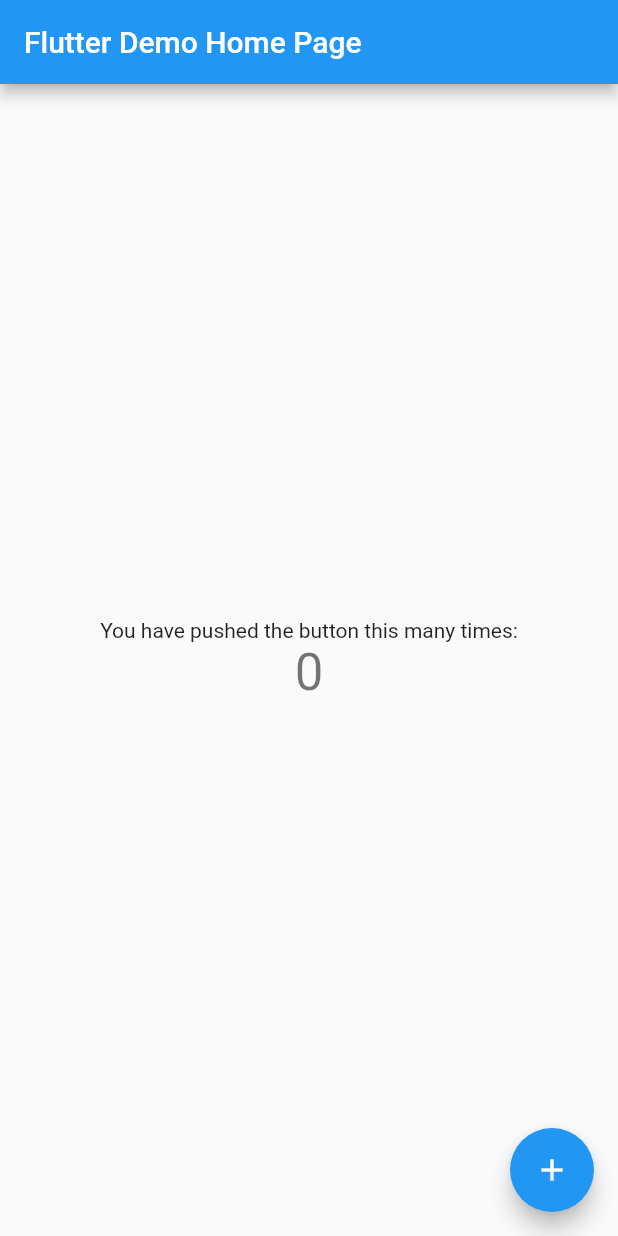
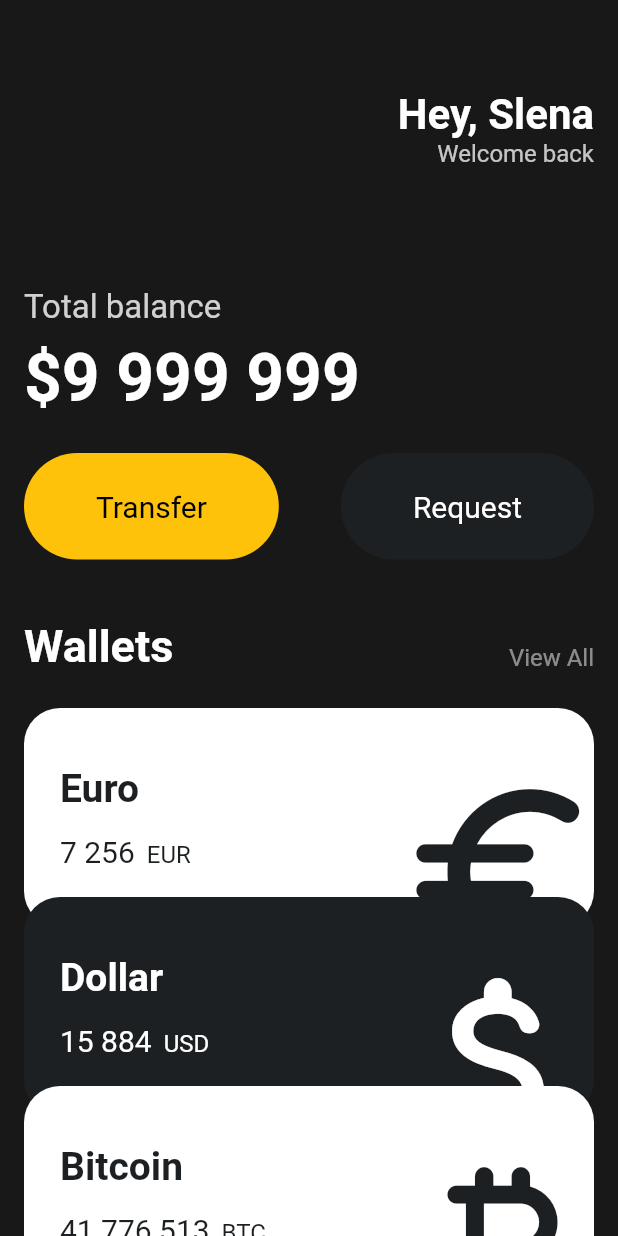
Before and after one commit to bboman21/toonflix, a Flutter app: the screen it shows after launch, on a phone screen of 412 x 824 dp. Run offline on Flutter 3.47's test engine with Material 2 defaults, Android fonts, the phone set to English and light mode, and no system bars.

Commit message:
card app UI

```diff
--- a/lib/main.dart
+++ b/lib/main.dart
@@ -1,115 +1,148 @@
 import 'package:flutter/material.dart';
+import 'package:toonflix/widgets/button.dart';
+import 'package:toonflix/widgets/currency_card.dart';
 
 void main() {
-  runApp(const MyApp());
+  runApp(const App());
 }
 
-class MyApp extends StatelessWidget {
-  const MyApp({super.key});
+class App extends StatelessWidget {
+  const App({super.key});
 
-  // This widget is the root of your application.
   @override
   Widget build(BuildContext context) {
     return MaterialApp(
-      title: 'Flutter Demo',
-      theme: ThemeData(
-        // This is the theme of your application.
-        //
-        // Try running your application with "flutter run". You'll see the
-        // application has a blue toolbar. Then, without quitting the app, try
-        // changing the primarySwatch below to Colors.green and then invoke
-        // "hot reload" (press "r" in the console where you ran "flutter run",
-        // or simply save your changes to "hot reload" in a Flutter IDE).
-        // Notice that the counter didn't reset back to zero; the application
-        // is not restarted.
-        primarySwatch: Colors.blue,
+      home: Scaffold(
+        backgroundColor: const Color(0xff181818),
+        body: SingleChildScrollView(
+          child: Padding(
+            padding: const EdgeInsets.symmetric(horizontal: 16),
+            child: Column(
+              crossAxisAlignment: CrossAxisAlignment.start,
+              children: [
+                const SizedBox(
+                  height: 60,
                 ),
-      home: const MyHomePage(title: 'Flutter Demo Home Page'),
-    );
-  }
-}
-
-class MyHomePage extends StatefulWidget {
-  const MyHomePage({super.key, required this.title});
-
-  // This widget is the home page of your application. It is stateful, meaning
-  // that it has a State object (defined below) that contains fields that affect
-  // how it looks.
-
-  // This class is the configuration for the state. It holds the values (in this
-  // case the title) provided by the parent (in this case the App widget) and
-  // used by the build method of the State. Fields in a Widget subclass are
-  // always marked "final".
-
-  final String title;
-
-  @override
-  State<MyHomePage> createState() => _MyHomePageState();
-}
-
-class _MyHomePageState extends State<MyHomePage> {
-  int _counter = 0;
-
-  void _incrementCounter() {
-    setState(() {
-      // This call to setState tells the Flutter framework that something has
-      // changed in this State, which causes it to rerun the build method below
-      // so that the display can reflect the updated values. If we changed
-      // _counter without calling setState(), then the build method would not be
-      // called again, and so nothing would appear to happen.
-      _counter++;
-    });
-  }
-
-  @override
-  Widget build(BuildContext context) {
-    // This method is rerun every time setState is called, for instance as done
-    // by the _incrementCounter method above.
-    //
-    // The Flutter framework has been optimized to make rerunning build methods
-    // fast, so that you can just rebuild anything that needs updating rather
-    // than having to individually change instances of widgets.
-    return Scaffold(
-      appBar: AppBar(
-        // Here we take the value from the MyHomePage object that was created by
-        // the App.build method, and use it to set our appbar title.
-        title: Text(widget.title),
+                Row(
+                  mainAxisAlignment: MainAxisAlignment.end,
+                  children: [
+                    Column(
+                      crossAxisAlignment: CrossAxisAlignment.end,
+                      children: [
+                        const Text(
+                          'Hey, Slena',
+                          style: TextStyle(
+                            color: Colors.white,
+                            fontSize: 28,
+                            fontWeight: FontWeight.w700,
                           ),
-      body: Center(
-        // Center is a layout widget. It takes a single child and positions it
-        // in the middle of the parent.
-        child: Column(
-          // Column is also a layout widget. It takes a list of children and
-          // arranges them vertically. By default, it sizes itself to fit its
-          // children horizontally, and tries to be as tall as its parent.
-          //
-          // Invoke "debug painting" (press "p" in the console, choose the
-          // "Toggle Debug Paint" action from the Flutter Inspector in Android
-          // Studio, or the "Toggle Debug Paint" command in Visual Studio Code)
-          // to see the wireframe for each widget.
-          //
-          // Column has various properties to control how it sizes itself and
-          // how it positions its children. Here we use mainAxisAlignment to
-          // center the children vertically; the main axis here is the vertical
-          // axis because Columns are vertical (the cross axis would be
-          // horizontal).
-          mainAxisAlignment: MainAxisAlignment.center,
-          children: <Widget>[
-            const Text(
-              'You have pushed the button this many times:',
                         ),
                         Text(
-              '$_counter',
-              style: Theme.of(context).textTheme.headlineMedium,
+                          'Welcome back',
+                          style: TextStyle(
+                            color: Colors.white.withOpacity(0.75),
+                            fontSize: 16,
+                          ),
+                        ),
+                      ],
+                    ),
+                  ],
+                ),
+                const SizedBox(
+                  height: 80,
+                ),
+                Text(
+                  'Total balance',
+                  style: TextStyle(
+                    fontSize: 22,
+                    color: Colors.white.withOpacity(0.8),
+                  ),
+                ),
+                const SizedBox(
+                  height: 8,
+                ),
+                const Text(
+                  '\$9 999 999',
+                  style: TextStyle(
+                    fontWeight: FontWeight.w600,
+                    fontSize: 44,
+                    color: Colors.white,
+                  ),
+                ),
+                const SizedBox(
+                  height: 24,
+                ),
+                Row(
+                  mainAxisAlignment: MainAxisAlignment.spaceBetween,
+                  children: const [
+                    Button(
+                      text: 'Transfer',
+                      bgColor: Color(0xffFFC20B),
+                      textColor: Colors.black,
+                    ),
+                    Button(
+                      text: 'Request',
+                      bgColor: Color(0xff1D2022),
+                      textColor: Colors.white,
+                    ),
+                  ],
+                ),
+                const SizedBox(
+                  height: 40,
+                ),
+                Row(
+                  mainAxisAlignment: MainAxisAlignment.spaceBetween,
+                  crossAxisAlignment: CrossAxisAlignment.end,
+                  children: [
+                    const Text(
+                      'Wallets',
+                      style: TextStyle(
+                        color: Colors.white,
+                        fontSize: 30,
+                        fontWeight: FontWeight.w600,
+                      ),
+                    ),
+                    Text(
+                      'View All',
+                      style: TextStyle(
+                        fontSize: 16,
+                        color: Colors.white.withOpacity(0.5),
+                      ),
+                    ),
+                  ],
+                ),
+                const SizedBox(
+                  height: 24,
+                ),
+                const CurrencyCard(
+                  name: 'Euro',
+                  code: 'EUR',
+                  amount: '7 256',
+                  icon: Icons.euro_rounded,
+                  isInverted: false,
+                  cardPosition: 0,
+                ),
+                const CurrencyCard(
+                  name: 'Dollar',
+                  code: 'USD',
+                  amount: '15 884',
+                  icon: Icons.attach_money_rounded,
+                  isInverted: true,
+                  cardPosition: -20,
+                ),
+                const CurrencyCard(
+                  name: 'Bitcoin',
+                  code: 'BTC',
+                  amount: '41 776 513',
+                  icon: Icons.currency_bitcoin_rounded,
+                  isInverted: false,
+                  cardPosition: -40,
                 ),
               ],
             ),
           ),
-      floatingActionButton: FloatingActionButton(
-        onPressed: _incrementCounter,
-        tooltip: 'Increment',
-        child: const Icon(Icons.add),
-      ), // This trailing comma makes auto-formatting nicer for build methods.
+        ),
+      ),
     );
   }
 }
--- /dev/null
+++ b/lib/widgets/button.dart
@@ -0,0 +1,36 @@
+import 'package:flutter/material.dart';
+
+class Button extends StatelessWidget {
+  final String text;
+  final Color bgColor;
+  final Color textColor;
+
+  const Button(
+      {super.key,
+      required this.text,
+      required this.bgColor,
+      required this.textColor});
+
+  @override
+  Widget build(BuildContext context) {
+    return Container(
+      decoration: BoxDecoration(
+        color: bgColor,
+        borderRadius: BorderRadius.circular(60),
+      ),
+      child: Padding(
+        padding: const EdgeInsets.symmetric(
+          vertical: 24,
+          horizontal: 48,
+        ),
+        child: Text(
+          text,
+          style: TextStyle(
+            fontSize: 20,
+            color: textColor,
+          ),
+        ),
+      ),
+    );
+  }
+}
--- /dev/null
+++ b/lib/widgets/currency_card.dart
@@ -0,0 +1,93 @@
+import 'package:flutter/material.dart';
+
+class CurrencyCard extends StatelessWidget {
+  final String name, code, amount;
+  final IconData icon;
+  final bool isInverted;
+  final double cardPosition;
+
+  final _colorBlack = const Color(0xff1D2022);
+  final _colorWhite = const Color(0xffffffff);
+
+  const CurrencyCard({
+    super.key,
+    required this.name,
+    required this.code,
+    required this.amount,
+    required this.icon,
+    required this.isInverted,
+    required this.cardPosition,
+  });
+
+  @override
+  Widget build(BuildContext context) {
+    return Transform.translate(
+      offset: Offset(0, cardPosition),
+      child: Container(
+        clipBehavior: Clip.hardEdge, //카드 외각에 맞춰 오브젝트 커팅
+        decoration: BoxDecoration(
+          color: isInverted ? _colorBlack : _colorWhite,
+          borderRadius: BorderRadius.circular(24),
+        ),
+        child: Padding(
+          padding: const EdgeInsets.symmetric(vertical: 24, horizontal: 24),
+          child: Row(
+            mainAxisAlignment: MainAxisAlignment.spaceBetween,
+            children: [
+              Column(
+                crossAxisAlignment: CrossAxisAlignment.start,
+                children: [
+                  Text(
+                    name,
+                    style: TextStyle(
+                      color: isInverted ? _colorWhite : _colorBlack,
+                      fontSize: 26,
+                      fontWeight: FontWeight.w600,
+                    ),
+                  ),
+                  const SizedBox(
+                    height: 16,
+                  ),
+                  Row(
+                    crossAxisAlignment: CrossAxisAlignment.end,
+                    children: [
+                      Text(
+                        amount,
+                        style: TextStyle(
+                          fontSize: 20,
+                          fontWeight: FontWeight.w400,
+                          color: isInverted ? _colorWhite : _colorBlack,
+                        ),
+                      ),
+                      const SizedBox(
+                        width: 8,
+                      ),
+                      Text(
+                        code,
+                        style: TextStyle(
+                          fontSize: 16,
+                          color: isInverted ? _colorWhite : _colorBlack,
+                        ),
+                      ),
+                    ],
+                  ),
+                ],
+              ),
+              Transform.scale(
+                scale: 1.5, //카드 크기 수정
+                child: Transform.translate(
+                  offset: const Offset(8, 24), //카드 위치수정
+                  child: Icon(
+                    icon,
+                    color: isInverted ? _colorWhite : _colorBlack,
+                    size: 98,
+                  ),
+                ),
+              ),
+            ],
+          ),
+        ),
+      ),
+    );
+  }
+}
```
Lines whose indentation alone changed are shown as unchanged.
